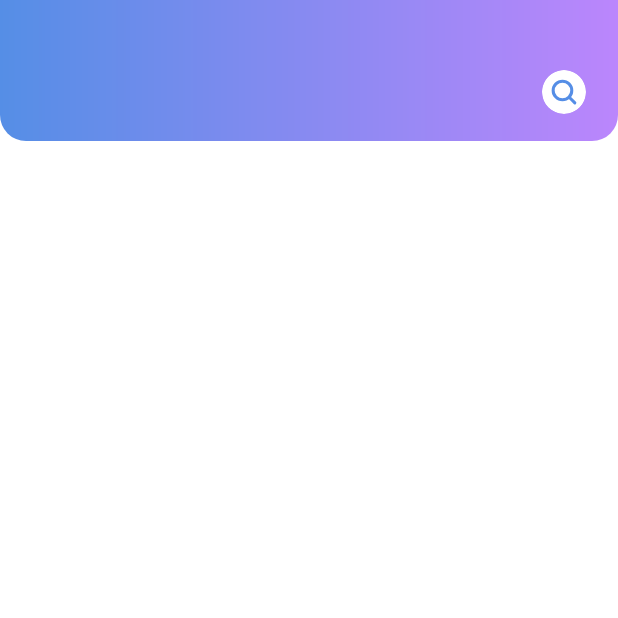
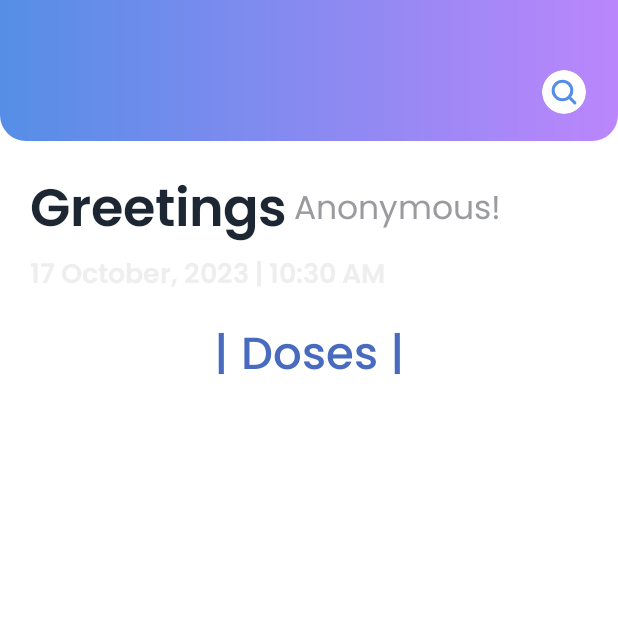
Before and after one commit to Ahkam0/Compose-Assignment, an Android app built with Jetpack Compose: the screen it shows after launch (MainActivity), after a tap on "Sign In", on a phone screen of 412 x 824 dp, the top half of it. Run offline under Robolectric (Android 15) with nearby library versions, the phone set to English and light mode, and no system bars; our stand-ins replace Dagger/Hilt's generated code, Room's generated code.

Commit message:
Greetings Done

```diff
--- a/app/src/main/java/com/ahkam/mediassist/MainActivity.kt
+++ b/app/src/main/java/com/ahkam/mediassist/MainActivity.kt
@@ -29,6 +29,8 @@ class MainActivity : ComponentActivity() {
 
     @Inject
     lateinit var navigator: Navigator
+
+    var myUserName: String = ""
 
     override fun onCreate(savedInstanceState: Bundle?) {
         super.onCreate(savedInstanceState)
--- a/app/src/main/java/com/ahkam/mediassist/presentation/composables/HomeScreen.kt
+++ b/app/src/main/java/com/ahkam/mediassist/presentation/composables/HomeScreen.kt
@@ -1,7 +1,6 @@
 package com.ahkam.mediassist.presentation.composables
 
 import android.widget.ImageView
-import androidx.compose.foundation.Image
 import androidx.compose.foundation.background
 import androidx.compose.foundation.layout.Arrangement
 import androidx.compose.foundation.layout.Box
@@ -14,35 +13,64 @@ import androidx.compose.foundation.layout.height
 import androidx.compose.foundation.layout.padding
 import androidx.compose.foundation.layout.size
 import androidx.compose.foundation.layout.width
+import androidx.compose.foundation.layout.wrapContentHeight
 import androidx.compose.foundation.lazy.LazyColumn
 import androidx.compose.material3.Icon
 import androidx.compose.material3.IconButton
+import androidx.compose.material3.Text
 import androidx.compose.runtime.Composable
+import androidx.compose.runtime.LaunchedEffect
+import androidx.compose.runtime.collectAsState
+import androidx.compose.runtime.rememberCoroutineScope
 import androidx.compose.ui.Alignment
 import androidx.compose.ui.Modifier
 import androidx.compose.ui.graphics.Color
-import androidx.compose.ui.layout.ContentScale
+import androidx.compose.ui.platform.LocalContext
 import androidx.compose.ui.res.painterResource
+import androidx.compose.ui.res.stringResource
+import androidx.compose.ui.text.PlatformTextStyle
+import androidx.compose.ui.text.TextStyle
 import androidx.compose.ui.text.font.FontWeight
 import androidx.compose.ui.text.style.TextAlign
+import androidx.compose.ui.text.style.TextOverflow
 import androidx.compose.ui.unit.dp
 import androidx.compose.ui.unit.sp
 import androidx.compose.ui.viewinterop.AndroidView
 import androidx.hilt.navigation.compose.hiltViewModel
 import androidx.navigation.NavHostController
+import com.ahkam.mediassist.MainActivity
 import com.ahkam.mediassist.R
 import com.ahkam.mediassist.presentation.viewmodel.ProblemViewModel
+import com.ahkam.mediassist.ui.theme.Blue800
+import com.ahkam.mediassist.ui.theme.Dark
+import com.ahkam.mediassist.ui.theme.Gray200
+import com.ahkam.mediassist.ui.theme.LoginGray
+import com.ahkam.mediassist.ui.theme.popinsFamily
+import com.ahkam.mediassist.utils.DateTimeUtilityJava
+import kotlinx.coroutines.flow.collectLatest
+import kotlinx.coroutines.launch
+import kotlin.jvm.internal.Intrinsics.Kotlin
 
 @Composable
 fun HomeScreen(
     navController: NavHostController,
-    problemViewModel: ProblemViewModel = hiltViewModel()
+    problemViewModel: ProblemViewModel = hiltViewModel(),
 ) {
 
-    Column(modifier = Modifier
+    val coroutineScope = rememberCoroutineScope()
+    val activity = LocalContext.current as MainActivity
+
+    Column(
+        modifier = Modifier
             .fillMaxSize()
-        .background(Color.White)) {
-        Header()
+            .background(Color.White)
+    ) {
+
+        Header(
+            activity.myUserName.ifEmpty {
+                "Anonymous"
+            }
+        )
         LazyColumn(
             modifier = Modifier
                 .fillMaxSize()
@@ -55,7 +83,13 @@ fun HomeScreen(
 
 
 @Composable
-fun Header() {
+fun Header(value: String) {
+    Column(
+        modifier = Modifier
+            .fillMaxWidth()
+            .wrapContentHeight()
+            .background(Color.White)
+    ) {
         Box(
             modifier = Modifier
                 .fillMaxWidth()
@@ -92,7 +126,91 @@ fun Header() {
                 Spacer(modifier = Modifier.width(6.dp))
 
             }
+        }
 
+        Row(
+            verticalAlignment = Alignment.CenterVertically,
+            horizontalArrangement = Arrangement.Start,
+            modifier = Modifier
+                .fillMaxWidth()
+                .wrapContentHeight()
+                .padding(20.dp, 20.dp, 5.dp, 0.dp)
+        ) {
+            Text(
+                fontSize = 35.sp,
+                fontWeight = FontWeight.SemiBold,
+                fontFamily = popinsFamily,
+                overflow = TextOverflow.Ellipsis,
+                text = stringResource(id = R.string.greetings),
+                textAlign = TextAlign.Start,
+                maxLines = 1,
+                color = Dark,
+                style = TextStyle(
+                    platformStyle = PlatformTextStyle(
+                        includeFontPadding = false,
+                    ),
+                )
+            )
+
+            Spacer(modifier = Modifier.size(5.dp))
+
+            Text(
+                fontSize = 22.sp,
+                fontWeight = FontWeight.Normal,
+                fontFamily = popinsFamily,
+                overflow = TextOverflow.Ellipsis,
+                text = "$value!",
+                textAlign = TextAlign.Start,
+                maxLines = 1,
+                color = LoginGray,
+                style = TextStyle(
+                    platformStyle = PlatformTextStyle(
+                        includeFontPadding = false,
+                    ),
+                )
+            )
 
         }
+
+        Text(
+            fontSize = 18.sp,
+            fontWeight = FontWeight.SemiBold,
+            fontFamily = popinsFamily,
+            overflow = TextOverflow.Ellipsis,
+            text = DateTimeUtilityJava.getDate(System.currentTimeMillis()) + " | " +
+                    DateTimeUtilityJava.getTime(System.currentTimeMillis()),
+            textAlign = TextAlign.Start,
+            maxLines = 1,
+            color = Gray200,
+            style = TextStyle(
+                platformStyle = PlatformTextStyle(
+                    includeFontPadding = false,
+                ),
+            ),
+            modifier = Modifier
+                .fillMaxWidth()
+                .wrapContentHeight()
+                .padding(20.dp, 7.dp, 5.dp, 0.dp)
+        )
+
+        Text(
+            fontSize = 30.sp,
+            fontWeight = FontWeight.Medium,
+            fontFamily = popinsFamily,
+            overflow = TextOverflow.Ellipsis,
+            text = stringResource(id = R.string.doses),
+            textAlign = TextAlign.Center,
+            maxLines = 1,
+            color = Blue800,
+            style = TextStyle(
+                platformStyle = PlatformTextStyle(
+                    includeFontPadding = false,
+                ),
+            ),
+            modifier = Modifier
+                .fillMaxWidth()
+                .wrapContentHeight()
+                .padding(0.dp, 20.dp, 0.dp, 0.dp)
+        )
     }
+}
--- a/app/src/main/java/com/ahkam/mediassist/presentation/composables/LoginScreen.kt
+++ b/app/src/main/java/com/ahkam/mediassist/presentation/composables/LoginScreen.kt
@@ -24,6 +24,7 @@ import androidx.compose.ui.Alignment
 import androidx.compose.ui.Modifier
 import androidx.compose.ui.graphics.Color
 import androidx.compose.ui.layout.ContentScale
+import androidx.compose.ui.platform.LocalContext
 import androidx.compose.ui.res.painterResource
 import androidx.compose.ui.res.stringResource
 import androidx.compose.ui.text.PlatformTextStyle
@@ -35,6 +36,9 @@ import androidx.compose.ui.unit.dp
 import androidx.compose.ui.unit.sp
 import androidx.hilt.navigation.compose.hiltViewModel
 import androidx.navigation.NavHostController
+import androidx.navigation.compose.NavHost
+import androidx.navigation.compose.composable
+import com.ahkam.mediassist.MainActivity
 import com.ahkam.mediassist.R
 import com.ahkam.mediassist.destinations.HomeDestination
 import com.ahkam.mediassist.destinations.LoginDestination
@@ -48,9 +52,9 @@ import com.ahkam.mediassist.ui.theme.popinsFamily
 @OptIn(ExperimentalMaterial3Api::class)
 @Composable
 fun LoginScreen(
-    navController: NavHostController,
-    problemViewModel: ProblemViewModel = hiltViewModel()
+    navController: NavHostController
 ) {
+    val activity = LocalContext.current as MainActivity
 
     Column(
         modifier = Modifier
@@ -97,7 +101,7 @@ fun LoginScreen(
                 mutableStateOf("")
             }
 
-            val passValue by remember {
+            var passValue by remember {
                 mutableStateOf("")
             }
 
@@ -146,9 +150,9 @@ fun LoginScreen(
             )
 
             OutlinedTextField(
-                value = userValue,
+                value = passValue,
                 onValueChange = { newText ->
-                    userValue = newText
+                    passValue = newText
                 },
                 label = {
                     Text(
@@ -173,13 +177,13 @@ fun LoginScreen(
 
             Button(
                 onClick = {
-                    problemViewModel.setUsername(userValue)
-                    problemViewModel.setPassword(passValue)
-                    navController.navigate(HomeDestination.route()) {
+                    activity.myUserName = userValue
+                    navController.navigate(HomeDestination.route() ) {
                         popUpTo(LoginDestination.route()) {
                             inclusive = true
                         }
                     }
+
                 },
                 modifier = Modifier
                     .padding(0.dp, 20.dp, 0.dp, 0.dp)
--- a/app/src/main/java/com/ahkam/mediassist/presentation/viewmodel/ProblemViewModel.kt
+++ b/app/src/main/java/com/ahkam/mediassist/presentation/viewmodel/ProblemViewModel.kt
@@ -1,12 +1,15 @@
 package com.ahkam.mediassist.presentation.viewmodel
 
 import android.util.Log
-import androidx.compose.runtime.MutableState
+import androidx.compose.runtime.getValue
 import androidx.compose.runtime.mutableStateOf
+import androidx.compose.runtime.setValue
 import androidx.lifecycle.ViewModel
 import com.ahkam.mediassist.domain.usecase.GetProblemsUseCase
 import com.ahkam.mediassist.domain.usecase.UpdateProblemsUseCase
 import dagger.hilt.android.lifecycle.HiltViewModel
+import kotlinx.coroutines.flow.MutableStateFlow
+import kotlinx.coroutines.flow.asStateFlow
 import kotlinx.coroutines.flow.flow
 import javax.inject.Inject
 
@@ -14,11 +17,8 @@ import javax.inject.Inject
 class ProblemViewModel @Inject constructor(
     private val getProblemsUseCase: GetProblemsUseCase,
     private val updateProblemsUseCase: UpdateProblemsUseCase
-) : ViewModel() {
-
-    val username: MutableState<String> = mutableStateOf("Anonymous")
-    val password: MutableState<String> = mutableStateOf("")
-
+) : ViewModel()
+{
 
     fun getProblems() = flow {
         Log.i("TAG", "view model getProblems")
@@ -31,12 +31,5 @@ class ProblemViewModel @Inject constructor(
         emit(problemsList)
     }
 
-    fun setUsername(value: String) {
-        username.value = value
-    }
-
-    fun setPassword(value: String) {
-        password.value = value
-    }
 
 }
--- /dev/null
+++ b/app/src/main/java/com/ahkam/mediassist/utils/DateTimeUtilityJava.java
@@ -0,0 +1,25 @@
+package com.ahkam.mediassist.utils;
+
+import java.text.SimpleDateFormat;
+import java.util.Calendar;
+import java.util.Date;
+import java.util.Locale;
+
+public class DateTimeUtilityJava {
+    private final static long TWENTY_4_HOURS = 24 * 60 * 60 * 1000;
+
+    public static String getDate(long timeStamp)
+    {
+        Date date = new Date(timeStamp); // *1000 is to convert seconds to milliseconds
+        SimpleDateFormat sdf = new SimpleDateFormat("d MMMM, yyyy", Locale.ENGLISH); // the format of your date
+        return sdf.format(date);
+    }
+
+    public static String getTime(long timeStamp)
+    {
+        Date date = new Date(timeStamp); // *1000 is to convert seconds to milliseconds
+        SimpleDateFormat sdf = new SimpleDateFormat("hh:mm a"); // the format of your date
+        return sdf.format(date);
+    }
+
+}
--- a/app/src/main/res/values/strings.xml
+++ b/app/src/main/res/values/strings.xml
@@ -6,4 +6,6 @@
     <string name="password">Password</string>
     <string name="enter_your_password">Enter your password</string>
     <string name="sign_in">Sign In</string>
+    <string name="greetings">Greetings</string>
+    <string name="doses">  |  Doses  |  </string>
 </resources>
```
Lines whose indentation alone changed are shown as unchanged.
